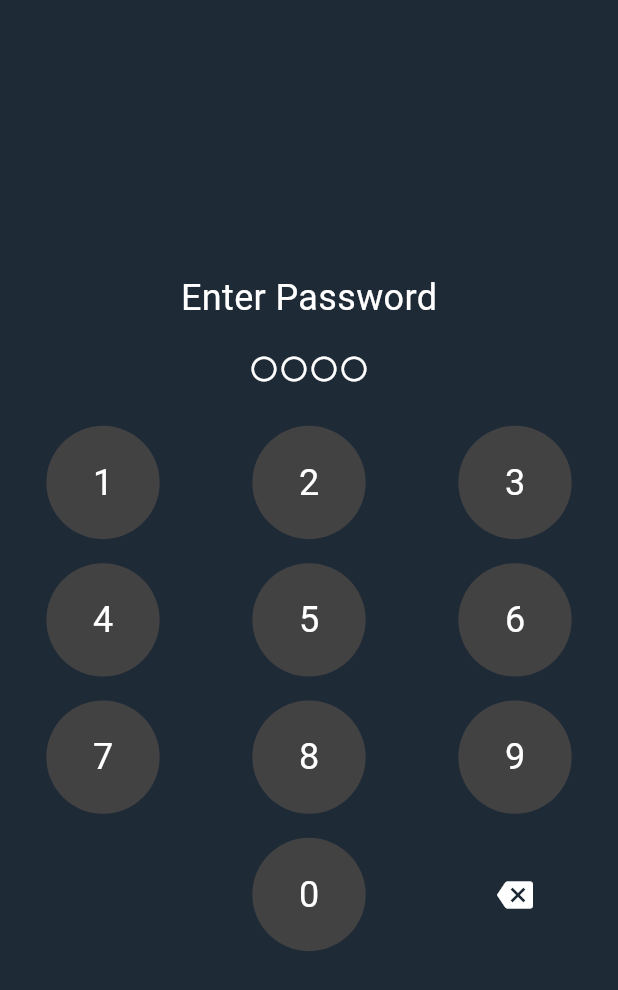
After one commit to leelinhuie/kidphish01, a Flutter app: the PasswordPage screen opened directly, on a phone screen of 412 x 824 dp. The commit adds this screen. Shown: the top 990 px of the screen. Run offline on Flutter 3.47's test engine with Material 3 defaults, Android fonts, the phone set to English and light mode, and no system bars; our stand-ins replace image_picker, permission_handler; missing offline and left inert: flutter_background_service, installed_apps.

Commit message:
git (#5)

```diff
--- /dev/null
+++ b/lib/pages/password_page.dart
@@ -0,0 +1,111 @@
+import 'package:flutter/material.dart';
+
+class PasswordPage extends StatefulWidget {
+  @override
+  _PasswordPageState createState() => _PasswordPageState();
+}
+
+class _PasswordPageState extends State<PasswordPage> {
+  final String correctPassword = "1234"; // Set the correct password here
+  String enteredPassword = "";
+
+  void _addDigit(String digit) {
+    setState(() {
+      if (enteredPassword.length < 4) {
+        enteredPassword += digit;
+      }
+      if (enteredPassword.length == 4) {
+        _verifyPassword();
+      }
+    });
+  }
+
+  void _verifyPassword() {
+    if (enteredPassword == correctPassword) {
+      Navigator.pop(context, true); // Return true if password is correct
+    } else {
+      setState(() {
+        enteredPassword = ""; // Clear the password if incorrect
+      });
+      ScaffoldMessenger.of(context).showSnackBar(
+        SnackBar(content: Text("Incorrect password, try again")),
+      );
+    }
+  }
+
+  void _deleteLastDigit() {
+    setState(() {
+      if (enteredPassword.isNotEmpty) {
+        enteredPassword = enteredPassword.substring(0, enteredPassword.length - 1);
+      }
+    });
+  }
+
+  @override
+  Widget build(BuildContext context) {
+    return Scaffold(
+      backgroundColor: Color(0xFF1F2A37),
+      body: Column(
+        mainAxisAlignment: MainAxisAlignment.center,
+        children: [
+          Text(
+            "Enter Password",
+            style: TextStyle(color: Colors.white, fontSize: 24),
+          ),
+          SizedBox(height: 20),
+          Row(
+            mainAxisAlignment: MainAxisAlignment.center,
+            children: List.generate(4, (index) {
+              return Icon(
+                index < enteredPassword.length ? Icons.circle : Icons.circle_outlined,
+                color: Colors.white,
+                size: 20,
+              );
+            }),
+          ),
+          SizedBox(height: 20),
+          GridView.builder(
+            shrinkWrap: true,
+            itemCount: 12,
+            gridDelegate: SliverGridDelegateWithFixedCrossAxisCount(
+              crossAxisCount: 3,
+              childAspectRatio: 1.5,
+            ),
+            itemBuilder: (context, index) {
+              if (index == 9) {
+                return SizedBox.shrink(); // Empty space for alignment
+              } else if (index == 10) {
+                return _buildKey("0");
+              } else if (index == 11) {
+                return IconButton(
+                  icon: Icon(Icons.backspace, color: Colors.white),
+                  onPressed: _deleteLastDigit,
+                );
+              } else {
+                return _buildKey((index + 1).toString());
+              }
+            },
+          ),
+        ],
+      ),
+    );
+  }
+
+  Widget _buildKey(String label) {
+    return GestureDetector(
+      onTap: () => _addDigit(label),
+      child: Container(
+        alignment: Alignment.center,
+        margin: EdgeInsets.all(8),
+        decoration: BoxDecoration(
+          shape: BoxShape.circle,
+          color: Colors.grey[800],
+        ),
+        child: Text(
+          label,
+          style: TextStyle(color: Colors.white, fontSize: 24),
+        ),
+      ),
+    );
+  }
+}
--- a/lib/services/background_services.dart
+++ b/lib/services/background_services.dart
@@ -1,6 +1,5 @@
 import 'dart:async';
 import 'dart:ui';
-
 import 'package:flutter_background_service/flutter_background_service.dart';
 import 'package:flutter/widgets.dart';
 
```
Also changed, not shown: lib/pages/app_list.dart (added, +70 -0 lines), lib/pages/edit_mode_page.dart (+43 -7 lines), lib/pages/home_page.dart (+4 -6 lines), 3 other files.
